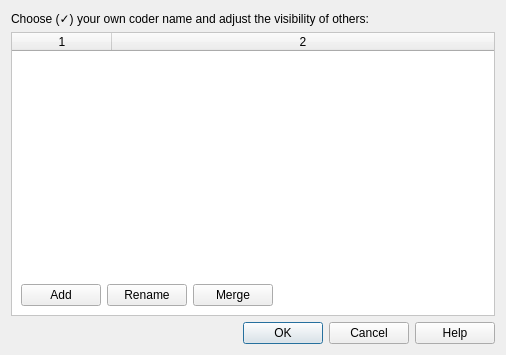
The window that src/GUI_UIs/ui_dialog_coder_names.ui (ccbogel/QualCoder) describes before a commit, drawn with Qt 5.
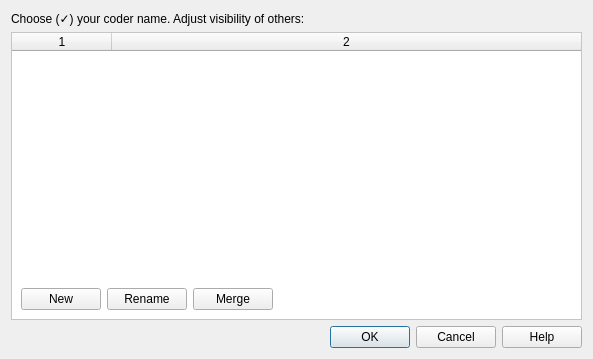
The same window after the commit.

Commit message: update tooltips regards colder visibility

```diff
--- a/src/GUI_UIs/ui_dialog_coder_names.ui
+++ b/src/GUI_UIs/ui_dialog_coder_names.ui
@@ -6,8 +6,8 @@
    <rect>
     <x>0</x>
     <y>0</y>
-    <width>506</width>
-    <height>355</height>
+    <width>593</width>
+    <height>359</height>
    </rect>
   </property>
   <property name="windowTitle">
@@ -17,7 +17,7 @@
    <item>
     <widget class="QLabel" name="label_2">
      <property name="text">
-      <string>Choose (✓) your own coder name and adjust the visibility of others:</string>
+      <string>Choose (✓) your coder name. Adjust visibility of others:</string>
      </property>
      <property name="wordWrap">
       <bool>true</bool>
@@ -104,7 +104,7 @@
          <item>
           <widget class="QPushButton" name="pushButton_add">
            <property name="text">
-            <string>Add</string>
+            <string>New</string>
            </property>
           </widget>
          </item>
```
Left out of the diff: 9 changed lines with no effect on the pictures. The commit also changes 3 other files.
